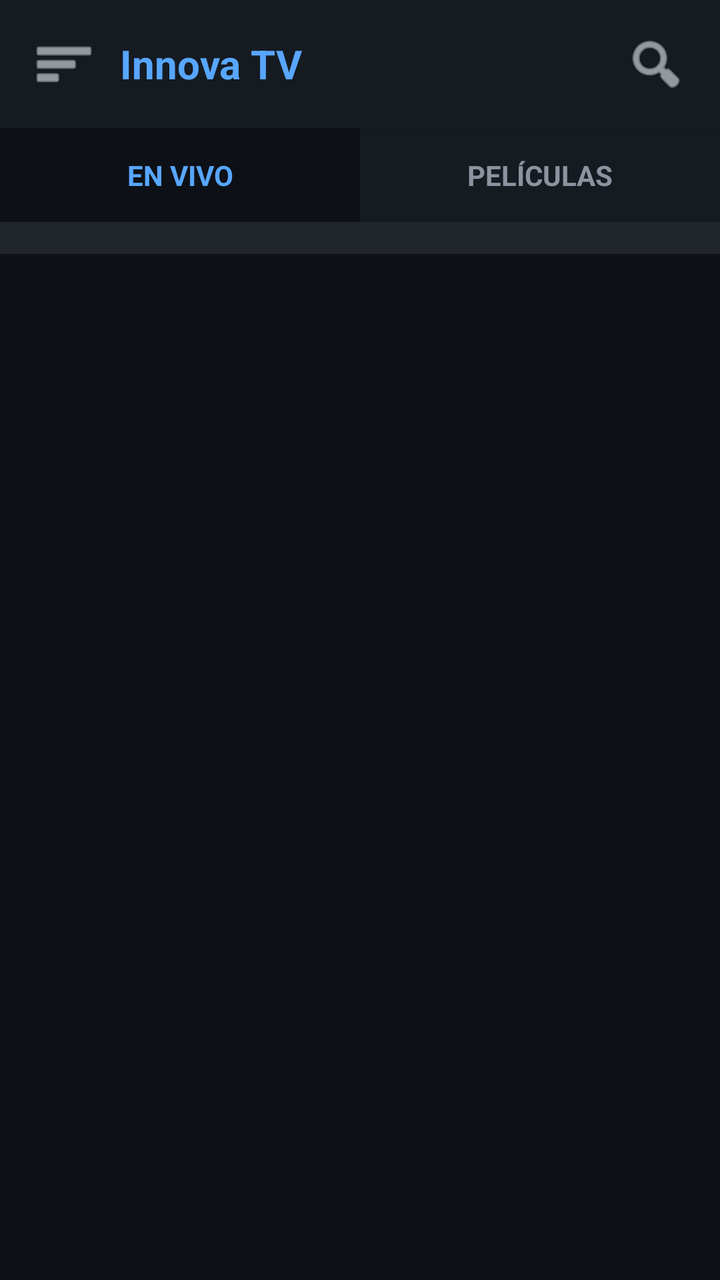
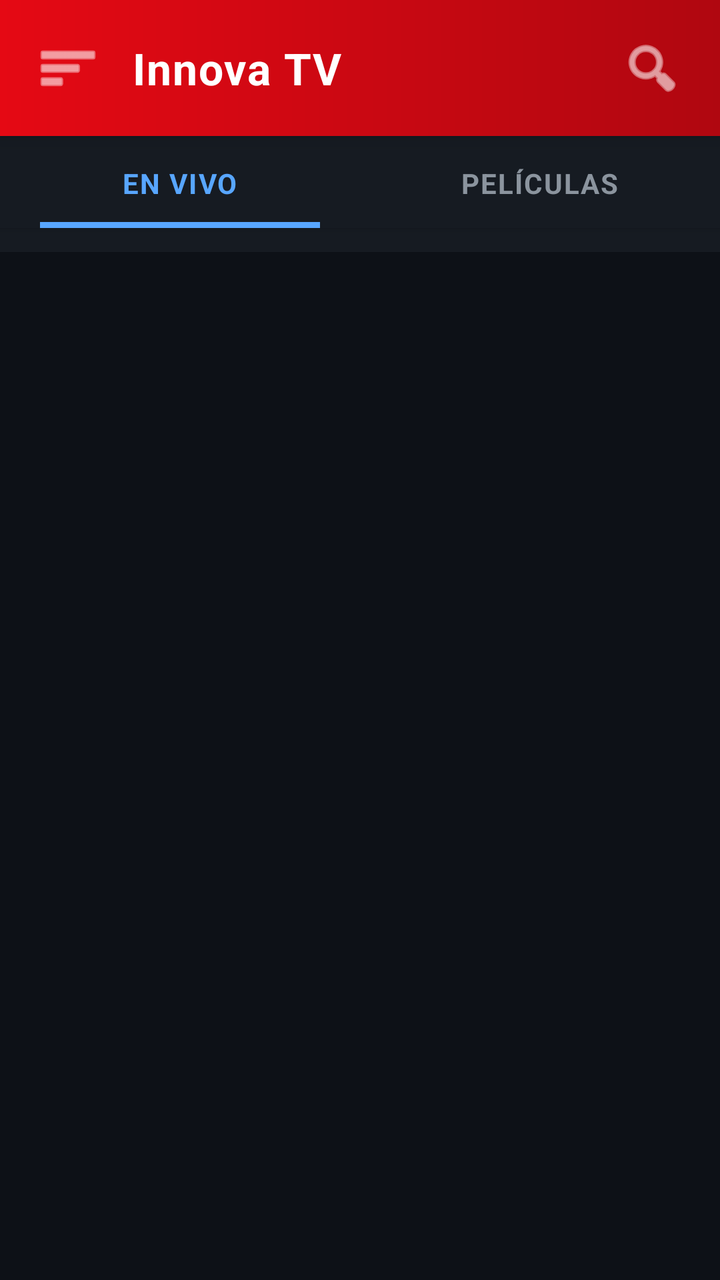

Before-and-after screenshots of an Android layout around one commit, followed by the original layout XML and the change that was made.
<!-- AndroidManifest.xml: application theme Theme.InnovaTV -->
<!-- res/layout/activity_main.xml -->
<?xml version="1.0" encoding="utf-8"?>
<androidx.drawerlayout.widget.DrawerLayout
    xmlns:android="http://schemas.android.com/apk/res/android"
    xmlns:app="http://schemas.android.com/apk/res-auto"
    android:id="@+id/drawerLayout"
    android:layout_width="match_parent"
    android:layout_height="match_parent">

    
    <LinearLayout
        android:id="@+id/containerPrincipal"
        android:layout_width="match_parent"
        android:layout_height="match_parent"
        android:orientation="vertical"
        android:background="@color/background">

        
        <LinearLayout
            android:layout_width="match_parent"
            android:layout_height="wrap_content"
            android:orientation="horizontal"
            android:background="@color/surface"
            android:padding="12dp"
            android:gravity="center_vertical"
            android:elevation="4dp">

            <ImageButton
                android:id="@+id/btnMenu"
                android:layout_width="40dp"
                android:layout_height="40dp"
                android:background="?android:attr/selectableItemBackgroundBorderless"
                android:src="@android:drawable/ic_menu_sort_by_size"
                android:tint="@color/text_primary"
                android:contentDescription="Menú" />

            <TextView
                android:id="@+id/textNombreApp"
                android:layout_width="0dp"
                android:layout_height="wrap_content"
                android:layout_weight="1"
                android:layout_marginStart="8dp"
                android:text="Innova TV"
                android:textColor="@color/primary"
                android:textSize="20sp"
                android:textStyle="bold" />

            <ImageButton
                android:id="@+id/btnBuscar"
                android:layout_width="40dp"
                android:layout_height="40dp"
                android:background="?android:attr/selectableItemBackgroundBorderless"
                android:src="@android:drawable/ic_menu_search"
                android:tint="@color/text_primary"
                android:contentDescription="Buscar" />
        </LinearLayout>

        
        <LinearLayout
            android:layout_width="match_parent"
            android:layout_height="wrap_content"
            android:orientation="horizontal"
            android:background="@color/surface">

            <TextView
                android:id="@+id/tabLive"
                android:layout_width="0dp"
                android:layout_height="wrap_content"
                android:layout_weight="1"
                android:padding="14dp"
                android:text="EN VIVO"
                android:textColor="@color/primary"
                android:textSize="14sp"
                android:textStyle="bold"
                android:gravity="center"
                android:background="@color/background" />

            <TextView
                android:id="@+id/tabMovies"
                android:layout_width="0dp"
                android:layout_height="wrap_content"
                android:layout_weight="1"
                android:padding="14dp"
                android:text="PELÍCULAS"
                android:textColor="@color/text_secondary"
                android:textSize="14sp"
                android:textStyle="bold"
                android:gravity="center" />
        </LinearLayout>

        
        <HorizontalScrollView
            android:id="@+id/scrollCategorias"
            android:layout_width="match_parent"
            android:layout_height="wrap_content"
            android:background="@color/surface_variant"
            android:scrollbars="none">

            <LinearLayout
                android:id="@+id/containerCategorias"
                android:layout_width="wrap_content"
                android:layout_height="wrap_content"
                android:orientation="horizontal"
                android:padding="8dp" />
        </HorizontalScrollView>

        
        <ProgressBar
            android:id="@+id/progressMain"
            android:layout_width="wrap_content"
            android:layout_height="wrap_content"
            android:layout_gravity="center"
            android:layout_marginTop="32dp"
            android:visibility="gone" />

        
        <TextView
            android:id="@+id/textVacio"
            android:layout_width="match_parent"
            android:layout_height="wrap_content"
            android:text="No hay contenido disponible"
            android:textColor="@color/text_secondary"
            android:textSize="14sp"
            android:gravity="center"
            android:layout_marginTop="32dp"
            android:visibility="gone" />

        
        <androidx.recyclerview.widget.RecyclerView
            android:id="@+id/recyclerCanales"
            android:layout_width="match_parent"
            android:layout_height="0dp"
            android:layout_weight="1"
            android:padding="4dp"
            android:clipToPadding="false" />

    </LinearLayout>

    
    <LinearLayout
        android:id="@+id/menuLateral"
        android:layout_width="280dp"
        android:layout_height="match_parent"
        android:layout_gravity="start"
        android:orientation="vertical"
        android:background="@color/surface">

        
        <LinearLayout
            android:layout_width="match_parent"
            android:layout_height="wrap_content"
            android:orientation="vertical"
            android:background="@color/primary_dark"
            android:padding="20dp">

            <ImageView
                android:layout_width="60dp"
                android:layout_height="60dp"
                android:src="@drawable/ic_logo"
                android:contentDescription="Logo" />

            <TextView
                android:id="@+id/menuUsuario"
                android:layout_width="match_parent"
                android:layout_height="wrap_content"
                android:layout_marginTop="10dp"
                android:text="Usuario"
                android:textColor="@color/white"
                android:textSize="16sp"
                android:textStyle="bold" />

            <TextView
                android:id="@+id/menuServidor"
                android:layout_width="match_parent"
                android:layout_height="wrap_content"
                android:text="Servidor"
                android:textColor="#CCFFFFFF"
                android:textSize="12sp"
                android:layout_marginTop="4dp" />
        </LinearLayout>

        
        <TextView
            android:id="@+id/menuInicio"
            android:layout_width="match_parent"
            android:layout_height="wrap_content"
            android:padding="16dp"
            android:text="🏠  Inicio"
            android:textColor="@color/text_primary"
            android:textSize="15sp"
            android:background="?android:attr/selectableItemBackground" />

        <TextView
            android:id="@+id/menuAjustes"
            android:layout_width="match_parent"
            android:layout_height="wrap_content"
            android:padding="16dp"
            android:text="⚙️  Ajustes"
            android:textColor="@color/text_primary"
            android:textSize="15sp"
            android:background="?android:attr/selectableItemBackground" />

        <View
            android:layout_width="match_parent"
            android:layout_height="1dp"
            android:background="@color/border" />

        <TextView
            android:id="@+id/menuCerrarSesion"
            android:layout_width="match_parent"
            android:layout_height="wrap_content"
            android:padding="16dp"
            android:text="🚪  Cerrar sesión"
            android:textColor="@color/error"
            android:textSize="15sp"
            android:background="?android:attr/selectableItemBackground" />

    </LinearLayout>

</androidx.drawerlayout.widget.DrawerLayout>
<!-- resources referenced by this layout -->
<resources>
  <color name="background">#0D1117</color>
  <color name="border">#30363D</color>
  <color name="error">#F85149</color>
  <color name="primary">#58A6FF</color>
  <color name="primary_dark">#1F6FEB</color>
  <color name="surface">#161B22</color>
  <color name="surface_variant">#21262D</color>
  <color name="text_primary">#E6EDF3</color>
  <color name="text_secondary">#8B949E</color>
  <color name="white">#FFFFFF</color>
  <!-- drawable ic_logo (drawable) -->
  <?xml version="1.0" encoding="utf-8"?>
  <vector xmlns:android="http://schemas.android.com/apk/res/android"
      android:width="120dp"
      android:height="120dp"
      android:viewportWidth="120"
      android:viewportHeight="120">
  
      <path
          android:fillColor="#1F6FEB"
          android:pathData="M60,60m-50,0a50,50 0,1 1,100 0a50,50 0,1 1,-100 0" />
  
      <path
          android:fillColor="#58A6FF"
          android:pathData="M50,40 L50,80 L85,60 Z" />
  
  </vector>
  <style name="Theme.InnovaTV" parent="Theme.MaterialComponents.DayNight.NoActionBar">
          <item name="colorPrimary">@color/primary</item>
          <item name="colorPrimaryDark">@color/primary_dark</item>
          <item name="colorPrimaryVariant">@color/primary_variant</item>
          <item name="colorOnPrimary">@color/white</item>
  
          <item name="android:colorBackground">@color/background</item>
          <item name="colorSurface">@color/surface</item>
          <item name="colorOnSurface">@color/text_primary</item>
  
          <item name="android:textColorPrimary">@color/text_primary</item>
          <item name="android:textColorSecondary">@color/text_secondary</item>
  
          <item name="android:statusBarColor">@color/background</item>
          <item name="android:navigationBarColor">@color/background</item>
          <item name="android:windowLightStatusBar" tools:targetApi="m">false</item>
      </style>
  <color name="primary_variant">#388BFD</color>
</resources>

<!-- the commit's change to res/layout/activity_main.xml (unified diff, before → after) -->
@@ -16,13 +16,14 @@
 
         
         <LinearLayout
+            android:id="@+id/barraSuperior"
             android:layout_width="match_parent"
             android:layout_height="wrap_content"
             android:orientation="horizontal"
-            android:background="@color/surface"
-            android:padding="12dp"
+            android:background="@drawable/gradiente_barra"
+            android:padding="14dp"
             android:gravity="center_vertical"
-            android:elevation="4dp">
+            android:elevation="6dp">
 
             <ImageButton
                 android:id="@+id/btnMenu"
@@ -30,7 +31,7 @@
                 android:layout_height="40dp"
                 android:background="?android:attr/selectableItemBackgroundBorderless"
                 android:src="@android:drawable/ic_menu_sort_by_size"
-                android:tint="@color/text_primary"
+                android:tint="@color/white"
                 android:contentDescription="Menú" />
 
             <TextView
@@ -38,11 +39,12 @@
                 android:layout_width="0dp"
                 android:layout_height="wrap_content"
                 android:layout_weight="1"
-                android:layout_marginStart="8dp"
+                android:layout_marginStart="12dp"
                 android:text="Innova TV"
-                android:textColor="@color/primary"
-                android:textSize="20sp"
-                android:textStyle="bold" />
+                android:textColor="@color/white"
+                android:textSize="22sp"
+                android:textStyle="bold"
+                android:letterSpacing="0.03" />
 
             <ImageButton
                 android:id="@+id/btnBuscar"
@@ -50,7 +52,7 @@
                 android:layout_height="40dp"
                 android:background="?android:attr/selectableItemBackgroundBorderless"
                 android:src="@android:drawable/ic_menu_search"
-                android:tint="@color/text_primary"
+                android:tint="@color/white"
                 android:contentDescription="Buscar" />
         </LinearLayout>
 
@@ -59,32 +61,65 @@
             android:layout_width="match_parent"
             android:layout_height="wrap_content"
             android:orientation="horizontal"
-            android:background="@color/surface">
-
-            <TextView
-                android:id="@+id/tabLive"
+            android:background="@color/surface"
+            android:elevation="2dp">
+
+            <LinearLayout
+                android:id="@+id/tabLiveContainer"
                 android:layout_width="0dp"
                 android:layout_height="wrap_content"
                 android:layout_weight="1"
-                android:padding="14dp"
-                android:text="EN VIVO"
-                android:textColor="@color/primary"
-                android:textSize="14sp"
-                android:textStyle="bold"
+                android:orientation="vertical"
                 android:gravity="center"
-                android:background="@color/background" />
-
-            <TextView
-                android:id="@+id/tabMovies"
+                android:paddingTop="14dp">
+
+                <TextView
+                    android:id="@+id/tabLive"
+                    android:layout_width="wrap_content"
+                    android:layout_height="wrap_content"
+                    android:text="EN VIVO"
+                    android:textColor="@color/primary"
+                    android:textSize="14sp"
+                    android:textStyle="bold"
+                    android:letterSpacing="0.05" />
+
+                <View
+                    android:id="@+id/indicadorLive"
+                    android:layout_width="match_parent"
+                    android:layout_height="3dp"
+                    android:layout_marginTop="10dp"
+                    android:layout_marginHorizontal="20dp"
+                    android:background="@color/primary" />
+            </LinearLayout>
+
+            <LinearLayout
+                android:id="@+id/tabMoviesContainer"
                 android:layout_width="0dp"
                 android:layout_height="wrap_content"
                 android:layout_weight="1"
-                android:padding="14dp"
-                android:text="PELÍCULAS"
-                android:textColor="@color/text_secondary"
-                android:textSize="14sp"
-                android:textStyle="bold"
-                android:gravity="center" />
+                android:orientation="vertical"
+                android:gravity="center"
+                android:paddingTop="14dp">
+
+                <TextView
+                    android:id="@+id/tabMovies"
+                    android:layout_width="wrap_content"
+                    android:layout_height="wrap_content"
+                    android:text="PELÍCULAS"
+                    android:textColor="@color/text_secondary"
+                    android:textSize="14sp"
+                    android:textStyle="bold"
+                    android:letterSpacing="0.05" />
+
+                <View
+                    android:id="@+id/indicadorMovies"
+                    android:layout_width="match_parent"
+                    android:layout_height="3dp"
+                    android:layout_marginTop="10dp"
+                    android:layout_marginHorizontal="20dp"
+                    android:background="@color/primary"
+                    android:visibility="invisible" />
+            </LinearLayout>
         </LinearLayout>
 
         
@@ -92,15 +127,16 @@
             android:id="@+id/scrollCategorias"
             android:layout_width="match_parent"
             android:layout_height="wrap_content"
-            android:background="@color/surface_variant"
-            android:scrollbars="none">
+            android:background="@color/surface"
+            android:scrollbars="none"
+            android:paddingVertical="6dp">
 
             <LinearLayout
                 android:id="@+id/containerCategorias"
                 android:layout_width="wrap_content"
                 android:layout_height="wrap_content"
                 android:orientation="horizontal"
-                android:padding="8dp" />
+                android:paddingHorizontal="8dp" />
         </HorizontalScrollView>
 
         
@@ -130,7 +166,7 @@
             android:layout_width="match_parent"
             android:layout_height="0dp"
             android:layout_weight="1"
-            android:padding="4dp"
+            android:padding="6dp"
             android:clipToPadding="false" />
 
     </LinearLayout>
@@ -138,7 +174,7 @@
     
     <LinearLayout
         android:id="@+id/menuLateral"
-        android:layout_width="280dp"
+        android:layout_width="300dp"
         android:layout_height="match_parent"
         android:layout_gravity="start"
         android:orientation="vertical"
@@ -146,15 +182,16 @@
 
         
         <LinearLayout
+            android:id="@+id/cabeceraMenu"
             android:layout_width="match_parent"
             android:layout_height="wrap_content"
             android:orientation="vertical"
-            android:background="@color/primary_dark"
-            android:padding="20dp">
+            android:background="@drawable/gradiente_menu"
+            android:padding="24dp">
 
             <ImageView
-                android:layout_width="60dp"
-                android:layout_height="60dp"
+                android:layout_width="70dp"
+                android:layout_height="70dp"
                 android:src="@drawable/ic_logo"
                 android:contentDescription="Logo" />
 
@@ -162,10 +199,10 @@
                 android:id="@+id/menuUsuario"
                 android:layout_width="match_parent"
                 android:layout_height="wrap_content"
-                android:layout_marginTop="10dp"
+                android:layout_marginTop="14dp"
                 android:text="Usuario"
                 android:textColor="@color/white"
-                android:textSize="16sp"
+                android:textSize="18sp"
                 android:textStyle="bold" />
 
             <TextView
@@ -183,8 +220,8 @@
             android:id="@+id/menuInicio"
             android:layout_width="match_parent"
             android:layout_height="wrap_content"
-            android:padding="16dp"
-            android:text="🏠  Inicio"
+            android:padding="18dp"
+            android:text="🏠   Inicio"
             android:textColor="@color/text_primary"
             android:textSize="15sp"
             android:background="?android:attr/selectableItemBackground" />
@@ -193,8 +230,8 @@
             android:id="@+id/menuAjustes"
             android:layout_width="match_parent"
             android:layout_height="wrap_content"
-            android:padding="16dp"
-            android:text="⚙️  Ajustes"
+            android:padding="18dp"
+            android:text="⚙️   Ajustes"
             android:textColor="@color/text_primary"
             android:textSize="15sp"
             android:background="?android:attr/selectableItemBackground" />
@@ -202,14 +239,15 @@
         <View
             android:layout_width="match_parent"
             android:layout_height="1dp"
+            android:layout_marginVertical="8dp"
             android:background="@color/border" />
 
         <TextView
             android:id="@+id/menuCerrarSesion"
             android:layout_width="match_parent"
             android:layout_height="wrap_content"
-            android:padding="16dp"
-            android:text="🚪  Cerrar sesión"
+            android:padding="18dp"
+            android:text="🚪   Cerrar sesión"
             android:textColor="@color/error"
             android:textSize="15sp"
             android:background="?android:attr/selectableItemBackground" />
<!-- resource entries referenced after the edit -->
@@ -6,10 +6,25 @@
   <color name="primary">#58A6FF</color>
   <color name="primary_dark">#1F6FEB</color>
   <color name="surface">#161B22</color>
-  <color name="surface_variant">#21262D</color>
   <color name="text_primary">#E6EDF3</color>
   <color name="text_secondary">#8B949E</color>
   <color name="white">#FFFFFF</color>
+  <!-- drawable gradiente_barra (drawable) -->
+  <?xml version="1.0" encoding="utf-8"?>
+  <shape xmlns:android="http://schemas.android.com/apk/res/android">
+      <gradient
+          android:startColor="#E50914"
+          android:endColor="#B00710"
+          android:angle="0" />
+  </shape>
+  <!-- drawable gradiente_menu (drawable) -->
+  <?xml version="1.0" encoding="utf-8"?>
+  <shape xmlns:android="http://schemas.android.com/apk/res/android">
+      <gradient
+          android:startColor="#E50914"
+          android:endColor="#8B0000"
+          android:angle="135" />
+  </shape>
   <!-- drawable ic_logo (drawable) -->
   <?xml version="1.0" encoding="utf-8"?>
   <vector xmlns:android="http://schemas.android.com/apk/res/android"
